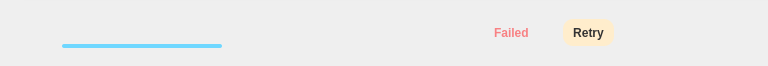
First picture: the form in src/MEGASync/gui/macx/TransferManagerItem.ui, repository meganz/MEGAsync, before the edit.
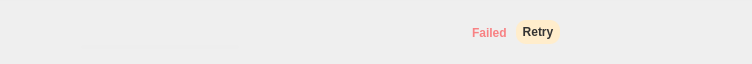
Second picture: the form after the edit. The open tabs and pages were chosen to show the change. Icons and pictures are not drawn.

Commit message: Transfer Manager: fix 2 forgotten getType coding, report changes from Linux to win and macos

What changed in the file:
```diff
--- a/src/MEGASync/gui/macx/TransferManagerItem.ui
+++ b/src/MEGASync/gui/macx/TransferManagerItem.ui
@@ -6,8 +6,8 @@
    <rect>
     <x>0</x>
     <y>0</y>
-    <width>768</width>
-    <height>66</height>
+    <width>752</width>
+    <height>64</height>
    </rect>
   </property>
   <property name="sizePolicy">
@@ -19,13 +19,13 @@
   <property name="minimumSize">
    <size>
     <width>0</width>
-    <height>0</height>
+    <height>64</height>
    </size>
   </property>
   <property name="maximumSize">
    <size>
     <width>16777215</width>
-    <height>16777215</height>
+    <height>64</height>
    </size>
   </property>
   <property name="windowTitle">
@@ -42,9 +42,6 @@
 
 TransferManagerItem2, TransferManagerItem
 {
-    height: 64px;
-    min-height: 64px;
-    max-height: 64px;
     background-color: transparent;
 }
 
@@ -63,18 +60,8 @@
     margin: 0;
 }
 
-#sTransferState, #stateActive, #stateCompleted, #bItemSpeed, #lItemTime, #sStatus, #tFileType, #wSize, #wPauseResume, #wClearCancel, #wName, #lItemStatus, #lItemQueued, #lItemPaused
-{
-    height: 63px;
-    min-height: 63px;
-    max-height: 63px;
-}
-
 #tFileType
 {
-    width: 38px;
-    min-width: 38px;
-    max-width: 38px;
     qProperty-iconSize: 48px;
     background: transparent;
 }
@@ -82,6 +69,8 @@
 QPushButton, QToolButton
 {
     border: none;
+    padding: 0;
+    margin: 0;
 }
 
 QPushButton
@@ -89,16 +78,8 @@
     background: transparent;
 }
 
-#wName
-{
-    width: 165px;
-    min-width: 165px;
-}
-
 #lTransferName
 {
-    width: 170px;
-    min-width: 170px;
     color: #333333;
     font-size: 14px;
     qProperty-alignment: 'AlignLeft | AlignBottom';
@@ -106,11 +87,6 @@
 
 QProgressBar
 {
-    width: 160px;
-    min-width: 50px;
-    height: 4px;
-    min-height: 4px;
-    max-height: 4px;
     border:0px;
     border-radius: 2px;
     background-color: #EEEEEE;
@@ -134,7 +110,7 @@
 #lDone
 {
   color: #999999;
- qProperty-alignment: 'AlignLeft | AlignBottom';
+  qProperty-alignment: 'AlignLeft | AlignBottom';
 }
 
 #lTotal
@@ -143,13 +119,6 @@
  qProperty-alignment: 'AlignLeft | AlignTop';
 }
 
-#wSize, #wSize QLabel, #bItemSpeed
-{
-    width: 100px;
-    min-width: 100px;
-    max-width: 100px;
-}
-
 #bItemSpeed
 {
   color: #333333;
@@ -164,6 +133,19 @@
     width: 120px;
     min-width: 120px;
     max-width: 120px;
+    height: 63px;
+    min-height: 63px;
+    max-height: 63px;
+}
+
+#lItemStatus, #lItemQueued, #lItemPaused, #lRetryMsg
+{
+	width: 120px;
+    min-width: 120px;
+    max-width: 120px;
+    height: 63px;
+    min-height: 63px;
+    max-height: 63px;
 }
 
 #sStatus QLabel
@@ -177,25 +159,16 @@
 
 #lItemStatus
 {
-  width: 120px;
-  min-width: 120px;
-  max-width: 120px;
   color: #00D26D;
 }
 
 #lItemQueued
 {
-  width: 120px;
-  min-width: 120px;
-  max-width: 120px;
   color: #666666;
 }
 
 #lItemPaused
 {
-  width: 120px;
-  min-width: 120px;
-  max-width: 120px;
   color: #FFA053;
 }
 
@@ -204,11 +177,13 @@
   color: #F88183;
 }
 
+#lRetryMsg
+{
+  color: #F46265;
+}
+
 #lItemTime
 {
-    width: 92px;
-    min-width: 92px;
-    max-width: 92px;
     color: #333333;
     font-size: 12px;
     font-weight: bold;
@@ -218,8 +193,6 @@
 
 #tItemRetry
 {
-    height: 24px;
-    width: 48px;
     border-radius: 10px;
     background-color: #FFEDCC;
     color: #333333;
@@ -227,30 +200,25 @@
     font-weight: bold;
 }
 
-#wPauseResume, #wClearCancel
-{
-    width: 28px;
-    min-width: 28px;
-    max-width: 28px;
-}
-
 #tPauseResumeTransfer, #tCancelClearTransfer
 {
     width: 24px;
-    height: 24px;
     min-width: 24px;
-    min-height: 24px;
     max-width: 24px;
-    max-height: 24px;
+    heigth: 24px;
+    min-heigth: 24px;
+    max-heigth: 24px;
     qProperty-iconSize: 24px;
-}</string>
+    left-padding: 0px;
+    right-margin: 0px;
+    border: none;}</string>
   </property>
-  <layout class="QVBoxLayout" name="verticalLayout_4">
+  <layout class="QVBoxLayout" name="TransferManagerItemLayout">
    <property name="spacing">
     <number>0</number>
    </property>
    <property name="leftMargin">
-    <number>24</number>
+    <number>0</number>
    </property>
    <property name="topMargin">
     <number>0</number>
@@ -277,54 +245,103 @@
    <item>
     <widget class="QStackedWidget" name="sTransferState">
      <property name="sizePolicy">
-      <sizepolicy hsizetype="Expanding" vsizetype="Fixed">
+      <sizepolicy hsizetype="Expanding" vsizetype="Preferred">
        <horstretch>0</horstretch>
        <verstretch>0</verstretch>
       </sizepolicy>
      </property>
+     <property name="minimumSize">
+      <size>
+       <width>0</width>
+       <height>63</height>
+      </size>
+     </property>
+     <property name="maximumSize">
+      <size>
+       <width>16777215</width>
+       <height>63</height>
+      </size>
+     </property>
      <property name="currentIndex">
       <number>0</number>
      </property>
      <widget class="QWidget" name="stateActive">
       <property name="sizePolicy">
-       <sizepolicy hsizetype="Expanding" vsizetype="Fixed">
+       <sizepolicy hsizetype="Expanding" vsizetype="Preferred">
         <horstretch>0</horstretch>
         <verstretch>0</verstretch>
        </sizepolicy>
       </property>
+      <property name="minimumSize">
+       <size>
+        <width>702</width>
+        <height>63</height>
+       </size>
+      </property>
+      <property name="maximumSize">
+       <size>
+        <width>16777215</width>
+        <height>63</height>
+       </size>
+      </property>
       <layout class="QHBoxLayout" name="stateActiveLayout">
        <property name="spacing">
         <number>0</number>
        </property>
        <property name="leftMargin">
-        <number>0</number>
+        <number>24</number>
        </property>
        <property name="topMargin">
         <number>0</number>
        </property>
        <property name="rightMargin">
-        <number>6</number>
+        <number>20</number>
        </property>
        <property name="bottomMargin">
         <number>0</number>
        </property>
        <item>
-        <widget class="QToolButton" name="tFileType"/>
+        <widget class="QToolButton" name="tFileType">
+         <property name="minimumSize">
+          <size>
+           <width>48</width>
+           <height>48</height>
+          </size>
+         </property>
+         <property name="maximumSize">
+          <size>
+           <width>48</width>
+           <height>48</height>
+          </size>
+         </property>
+        </widget>
        </item>
        <item>
         <widget class="QWidget" name="wName" native="true">
          <property name="sizePolicy">
-          <sizepolicy hsizetype="Expanding" vsizetype="Preferred">
+          <sizepolicy hsizetype="Expanding" vsizetype="Fixed">
            <horstretch>0</horstretch>
            <verstretch>0</verstretch>
           </sizepolicy>
          </property>
+         <property name="minimumSize">
+          <size>
+           <width>160</width>
+           <height>63</height>
+          </size>
+         </property>
+         <property name="maximumSize">
+          <size>
+           <width>16777215</width>
+           <height>63</height>
+          </size>
+         </property>
          <layout class="QVBoxLayout" name="wNameLayout">
           <property name="spacing">
            <number>0</number>
           </property>
           <property name="leftMargin">
-           <number>0</number>
+           <number>8</number>
           </property>
           <property name="topMargin">
            <number>16</number>
@@ -343,6 +360,18 @@
               <verstretch>0</verstretch>
              </sizepolicy>
             </property>
+            <property name="minimumSize">
+             <size>
+              <width>160</width>
+              <height>20</height>
+             </size>
+            </property>
+            <property name="maximumSize">
+             <size>
+              <width>16777215</width>
+              <height>20</height>
+             </size>
+            </property>
             <property name="text">
              <string/>
             </property>
@@ -350,6 +379,24 @@
           </item>
           <item>
            <widget class="QWidget" name="wProgressBar" native="true">
+            <property name="sizePolicy">
+             <sizepolicy hsizetype="Fixed" vsizetype="Fixed">
+              <horstretch>0</horstretch>
+              <verstretch>0</verstretch>
+             </sizepolicy>
+            </property>
+            <property name="minimumSize">
+             <size>
+              <width>160</width>
+              <height>16</height>
+             </size>
+            </property>
+            <property name="maximumSize">
+             <size>
+              <width>160</width>
+              <height>16</height>
+             </size>
+            </property>
             <layout class="QHBoxLayout" name="horizontalLayout">
              <property name="spacing">
               <number>0</number>
@@ -374,11 +421,23 @@
                  <verstretch>0</verstretch>
                 </sizepolicy>
                </property>
+               <property name="minimumSize">
+                <size>
+                 <width>160</width>
+                 <height>4</height>
+                </size>
+               </property>
+               <property name="maximumSize">
+                <size>
+                 <width>160</width>
+                 <height>4</height>
+                </size>
+               </property>
                <property name="maximum">
                 <number>1000</number>
                </property>
                <property name="value">
-                <number>1000</number>
+                <number>0</number>
                </property>
                <property name="textVisible">
                 <bool>false</bool>
@@ -387,7 +446,7 @@
                 <bool>false</bool>
                </property>
                <property name="format">
-                <string/>
+                <string notr="true"/>
                </property>
               </widget>
              </item>
@@ -398,8 +457,8 @@
                </property>
                <property name="sizeHint" stdset="0">
                 <size>
-                 <width>40</width>
-                 <height>20</height>
+                 <width>0</width>
+                 <height>4</height>
                 </size>
                </property>
               </spacer>
@@ -418,6 +477,18 @@
            <verstretch>0</verstretch>
           </sizepolicy>
          </property>
+         <property name="minimumSize">
+          <size>
+           <width>96</width>
+           <height>63</height>
+          </size>
+         </property>
+         <property name="maximumSize">
+          <size>
+           <width>96</width>
+           <height>63</height>
+          </size>
+         </property>
          <layout class="QVBoxLayout" name="wSizeLayout">
           <property name="spacing">
            <number>0</number>
@@ -426,16 +497,28 @@
            <number>0</number>
           </property>
           <property name="topMargin">
-           <number>8</number>
+           <number>12</number>
           </property>
           <property name="rightMargin">
            <number>0</number>
           </property>
           <property name="bottomMargin">
-           <number>8</number>
+           <number>12</number>
           </property>
           <item>
            <widget class="QLabel" name="lDone">
+            <property name="minimumSize">
+             <size>
+              <width>96</width>
+              <height>0</height>
+             </size>
+            </property>
+            <property name="maximumSize">
+             <size>
+              <width>96</width>
+              <height>16777215</height>
+             </size>
+            </property>
             <property name="text">
              <string/>
             </property>
@@ -443,6 +526,18 @@
           </item>
           <item>
            <widget class="QLabel" name="lTotal">
+            <property name="minimumSize">
+             <size>
+              <width>96</width>
+              <height>0</height>
+             </size>
+            </property>
+            <property name="maximumSize">
+             <size>
+              <width>96</width>
+              <height>16777215</height>
+             </size>
+            </property>
             <property name="text">
              <string/>
             </property>
@@ -459,6 +554,18 @@
            <verstretch>0</verstretch>
           </sizepolicy>
          </property>
+         <property name="minimumSize">
+          <size>
+           <width>104</width>
+           <height>63</height>
+          </size>
+         </property>
+         <property name="maximumSize">
+          <size>
+           <width>104</width>
+           <height>63</height>
+          </size>
+         </property>
          <property name="text">
           <string/>
          </property>
@@ -466,14 +573,8 @@
        </item>
        <item>
         <widget class="QStackedWidget" name="sStatus">
-         <property name="sizePolicy">
-          <sizepolicy hsizetype="Fixed" vsizetype="Fixed">
-           <horstretch>0</horstretch>
-           <verstretch>0</verstretch>
-          </sizepolicy>
-         </property>
          <property name="currentIndex">
-          <number>3</number>
+          <number>2</number>
          </property>
          <widget class="QWidget" name="pActive">
           <widget class="QLabel" name="lItemStatus">
@@ -485,6 +586,9 @@
              <height>63</height>
             </rect>
            </property>
+           <property name="wordWrap">
+            <bool>true</bool>
+           </property>
           </widget>
          </widget>
          <widget class="QWidget" name="pQueued">
@@ -502,6 +606,24 @@
            </property>
           </widget>
          </widget>
+         <widget class="QWidget" name="pRetry">
+          <widget class="QLabel" name="lRetryMsg">
+           <property name="geometry">
+            <rect>
+             <x>0</x>
+             <y>0</y>
+             <width>120</width>
+             <height>63</height>
+            </rect>
+           </property>
+           <property name="text">
+            <string/>
+           </property>
+           <property name="wordWrap">
+            <bool>true</bool>
+           </property>
+          </widget>
+         </widget>
          <widget class="QWidget" name="pPaused">
           <widget class="QLabel" name="lItemPaused">
            <property name="geometry">
@@ -529,13 +651,25 @@
             <number>0</number>
            </property>
            <property name="rightMargin">
-            <number>0</number>
+            <number>32</number>
            </property>
            <property name="bottomMargin">
             <number>0</number>
            </property>
            <item>
             <widget class="QLabel" name="lItemFailed">
+             <property name="minimumSize">
+              <size>
+               <width>0</width>
+               <height>63</height>
+              </size>
+             </property>
+             <property name="maximumSize">
+              <size>
+               <width>16777215</width>
+               <height>63</height>
+              </size>
+             </property>
              <property name="text">
               <string>Failed</string>
              </property>
@@ -543,6 +677,24 @@
            </item>
            <item>
             <widget class="QToolButton" name="tItemRetry">
+             <property name="sizePolicy">
+              <sizepolicy hsizetype="Preferred" vsizetype="Fixed">
+               <horstretch>0</horstretch>
+               <verstretch>0</verstretch>
+              </sizepolicy>
+             </property>
+             <property name="minimumSize">
+              <size>
+               <width>0</width>
+               <height>24</height>
+              </size>
+             </property>
+             <property name="maximumSize">
+              <size>
+               <width>16777215</width>
+               <height>24</height>
+              </size>
+             </property>
              <property name="text">
               <string>Retry</string>
              </property>
@@ -560,10 +712,40 @@
            <verstretch>0</verstretch>
           </sizepolicy>
          </property>
+         <property name="minimumSize">
+          <size>
+           <width>92</width>
+           <height>63</height>
+          </size>
+         </property>
+         <property name="maximumSize">
+          <size>
+           <width>92</width>
+           <height>63</height>
+          </size>
+         </property>
         </widget>
        </item>
        <item alignment="Qt::AlignHCenter|Qt::AlignVCenter">
         <widget class="QWidget" name="wPauseResume" native="true">
+         <property name="sizePolicy">
+          <sizepolicy hsizetype="Fixed" vsizetype="Fixed">
+           <horstretch>0</horstretch>
+           <verstretch>0</verstretch>
+          </sizepolicy>
+         </property>
+         <property name="minimumSize">
+          <size>
+           <width>24</width>
+           <height>63</height>
+          </size>
+         </property>
+         <property name="maximumSize">
+          <size>
+           <width>24</width>
+           <height>63</height>
+          </size>
+         </property>
          <layout class="QHBoxLayout" name="wPauseResumeLayout">
           <property name="spacing">
            <number>0</number>
@@ -582,6 +764,18 @@
           </property>
           <item>
            <widget class="QToolButton" name="tPauseResumeTransfer">
+            <property name="minimumSize">
+             <size>
+              <width>24</width>
+              <height>24</height>
+             </size>
+            </property>
+            <property name="maximumSize">
+             <size>
+              <width>24</width>
+              <height>24</height>
+             </size>
+            </property>
             <property name="icon">
              <iconset resource="../Resources_macx.qrc">
               <normaloff>:/images/lists_pause_ico.png</normaloff>:/images/lists_pause_ico.png</iconset>
@@ -593,6 +787,24 @@
        </item>
        <item alignment="Qt::AlignHCenter|Qt::AlignVCenter">
         <widget class="QWidget" name="wClearCancel" native="true">
+         <property name="sizePolicy">
+          <sizepolicy hsizetype="Fixed" vsizetype="Fixed">
+           <horstretch>0</horstretch>
+           <verstretch>0</verstretch>
+          </sizepolicy>
+         </property>
+         <property name="minimumSize">
+          <size>
+           <width>24</width>
+           <height>63</height>
+          </size>
+         </property>
+         <property name="maximumSize">
+          <size>
+           <width>24</width>
+           <height>63</height>
+          </size>
+         </property>
          <layout class="QHBoxLayout" name="wClearCancelLayout">
           <property name="spacing">
            <number>0</number>
@@ -611,6 +823,18 @@
           </property>
           <item>
            <widget class="QToolButton" name="tCancelClearTransfer">
+            <property name="minimumSize">
+             <size>
+              <width>24</width>
+              <height>24</height>
+             </size>
+            </property>
+            <property name="maximumSize">
+             <size>
+              <width>24</width>
+              <height>24</height>
+             </size>
+            </property>
             <property name="icon">
              <iconset resource="../Resources_macx.qrc">
               <normaloff>:/images/lists_cancel_ico.png</normaloff>:/images/lists_cancel_ico.png</iconset>
```
The commit also changes 9 other files.
